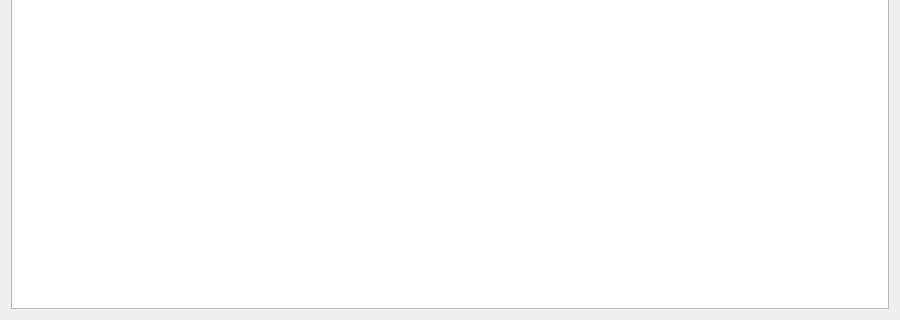
Fireguy654/Perm-Nebabin, file main.ui: the form before one commit; both pictures show x 0 to 900 and y 380 to 700 of the 900 by 700 pixel window.
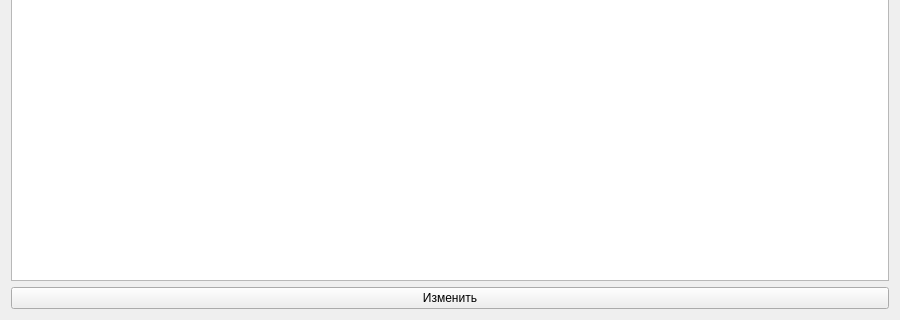
The form after the commit.

What changed in the file:
```diff
--- a/main.ui
+++ b/main.ui
@@ -23,6 +23,13 @@
    <item>
     <widget class="QTableView" name="view"/>
    </item>
+   <item>
+    <widget class="QPushButton" name="btn">
+     <property name="text">
+      <string>Изменить</string>
+     </property>
+    </widget>
+   </item>
   </layout>
  </widget>
  <resources/>
```
